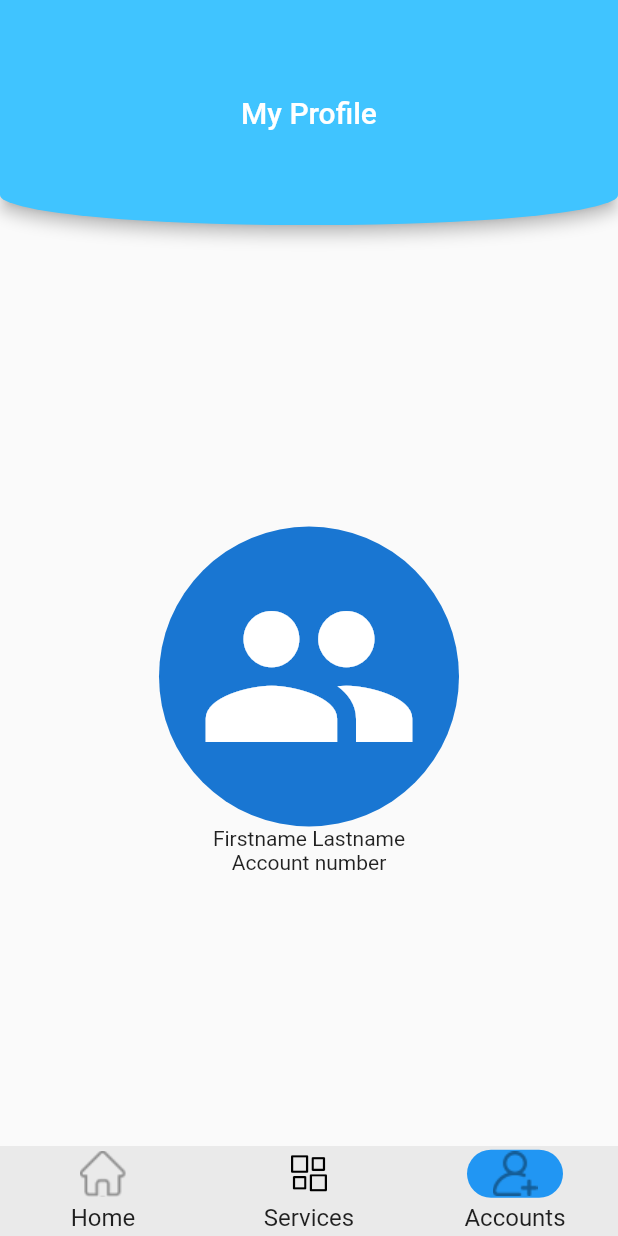
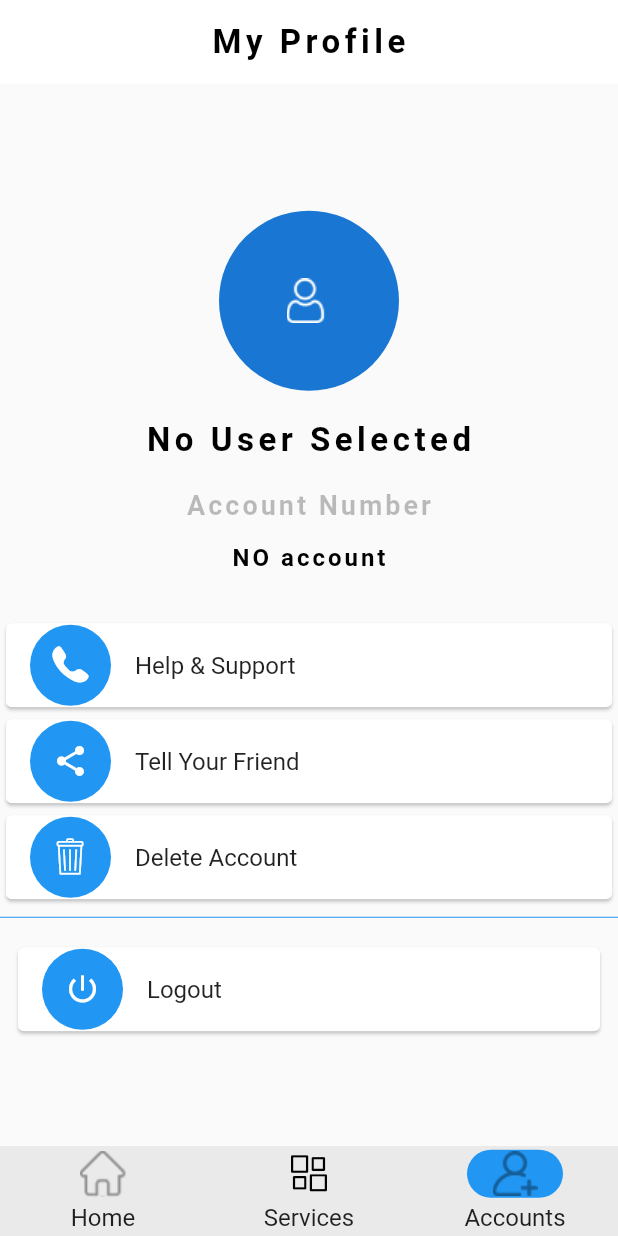
Before and after one commit to BLUECALF/mombasa_water_mobile, a Flutter app: the screen it shows after launch, item 3 of the bottom bar chosen, on a phone screen of 412 x 824 dp. Run offline on Flutter 3.47's test engine with Material 2 defaults, Android fonts, the phone set to English and light mode, and no system bars; our stand-ins replace flutter_form_builder, get, shared_preferences; missing offline and left inert: gradient_ui_widgets.

Commit message:
Add: Made profile look approperiate made homepage better implemented logout

```diff
--- a/lib/AppController/app_controller.dart
+++ b/lib/AppController/app_controller.dart
@@ -97,4 +97,9 @@ class AppController extends GetxController {
     else
     {return false;}
   }
+  void logout()
+  {
+    current_user.value = "No User Selected";
+    current_user_data = ["NO account","No Name","no phone"];
+  }
 }
--- a/lib/pages/accounts/accounts_page.dart
+++ b/lib/pages/accounts/accounts_page.dart
@@ -1,21 +1,24 @@
 import 'package:flutter/material.dart';
 import 'package:get/get.dart';
+import 'package:mombasa_water/AppController/app_controller.dart';
+import 'package:mombasa_water/mw_icons_icons.dart';
 
 class AccountsPage extends GetView {
-
+  AppController appController = Get.find<AppController>();
   @override
   Widget build(BuildContext context) {
     return Scaffold(
       appBar: AppBar(
-        toolbarHeight: 150,
-        title: Text("My Profile"),
-        shape: RoundedRectangleBorder(
-            borderRadius: BorderRadius.vertical(
-                bottom: Radius.elliptical(200,20)
-            )
-        ),
+        title: Text("My Profile",
+            style:TextStyle(
+            fontSize: 22,
+            color: Colors.black,
+            fontWeight: FontWeight.bold,
+            letterSpacing: 3
+        )),
         centerTitle: true,
-        backgroundColor: Colors.lightBlueAccent,
+        shadowColor: Colors.transparent,
+        backgroundColor: Colors.white,
       ),
       body: Column(
         mainAxisAlignment: MainAxisAlignment.spaceEvenly,
@@ -25,9 +28,42 @@ class AccountsPage extends GetView {
               child: Column(
                 children: [
                 SizedBox(height: 20),
-                CircleAvatar(child: Icon(Icons.people,size: 150,),radius: 100,),
-                Text("Firstname Lastname"),
-                Text("Account number"),
+                CircleAvatar(child: Image.asset("others/svgtopng/user 1.png",color: Colors.white,),radius: 60,),
+                  SizedBox(height: 20),
+                Text("${appController.current_user.value}",style:TextStyle(
+                    fontSize: 22,
+                    color: Colors.black,
+                    fontWeight: FontWeight.bold,
+                    letterSpacing: 3
+                )),
+                  SizedBox(height: 20),
+                Text("Account Number",
+                    style:TextStyle(
+                    fontSize: 18,
+                    color: Colors.black26,
+                    fontWeight: FontWeight.bold,
+                    letterSpacing: 2
+                )),
+                  SizedBox(height: 15),
+                Text("${appController.current_user_data[0]}",
+                    style:TextStyle(
+                        fontSize: 16,
+                        color: Colors.black,
+                        fontWeight: FontWeight.bold,
+                        letterSpacing: 2
+                    )),
+                  SizedBox(height: 30),
+                  ListView(
+                    shrinkWrap: true,
+                    children: [
+                      make_list_tile(text: "Help & Support", icon_data: MwIcons.suport_icon),
+                      make_list_tile(text: "Tell Your Friend", icon_data: Icons.share),
+                      make_list_tile(text: "Delete Account", icon_data: MwIcons.trash_icon),
+                      Divider(color: Colors.blue,),
+                      TextButton(child: make_list_tile(text: "Logout", icon_data: Icons.power_settings_new,),
+                        onPressed: (){appController.logout(); Get.back();},),
+                    ],
+                  ),
                 ],
               ),
             ),
@@ -35,4 +71,18 @@ class AccountsPage extends GetView {
       ),
     );
   }
+  Widget make_list_tile({required String text,required IconData icon_data})
+  {
+    return Card(
+      child: ListTile(
+          title: Text(text),leading: Container(
+          padding: EdgeInsets.all(15),
+          decoration: new BoxDecoration(
+              shape: BoxShape.circle,
+              color: Colors.blue
+          ),
+          child: Icon(icon_data,color: Colors.white))
+      ),
+    );
+  }
 }
--- a/lib/pages/home/home_controller.dart
+++ b/lib/pages/home/home_controller.dart
@@ -7,6 +7,9 @@ class HomeController extends GetxController {
   void openDrawer() {
     scaffoldKey.currentState?.openDrawer();
   }
+  void openEndDrawer() {
+    scaffoldKey.currentState?.openEndDrawer();
+  }
 
 
 }
```
Also changed, not shown: lib/pages/home/home_page.dart (+25 -14 lines), lib/pages/home/homepage_first_time.dart (+51 -12 lines).
